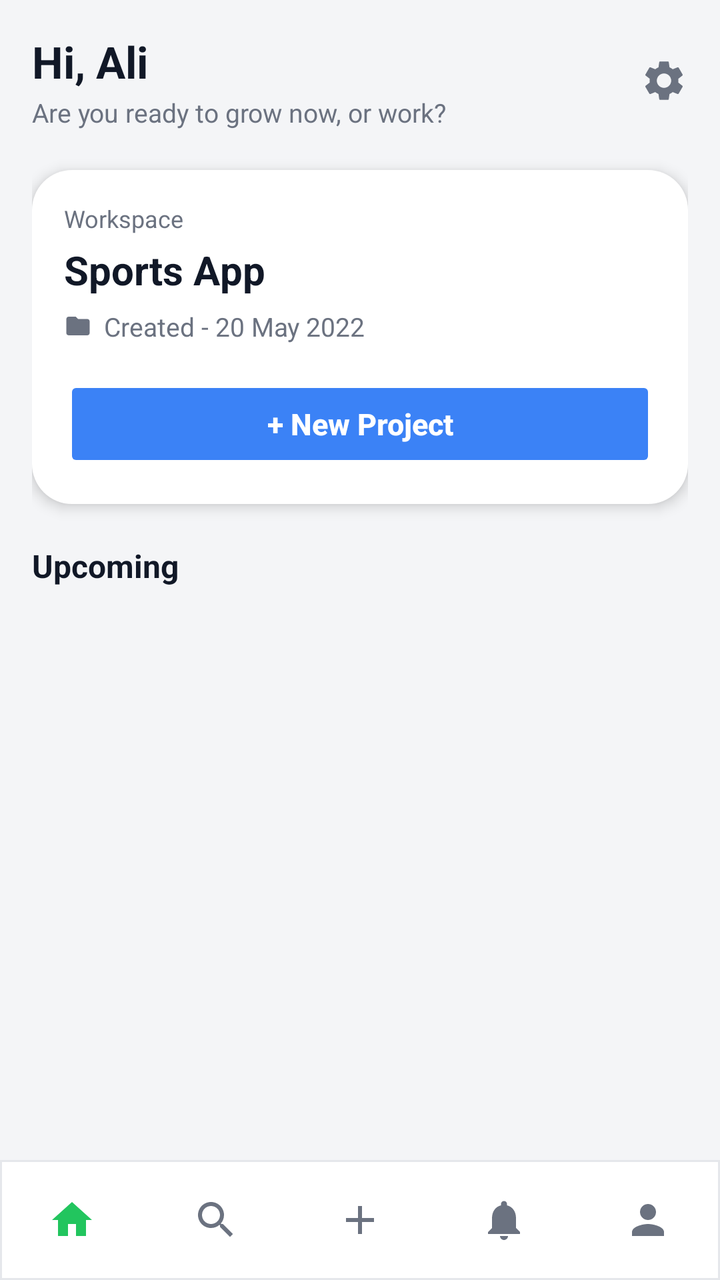
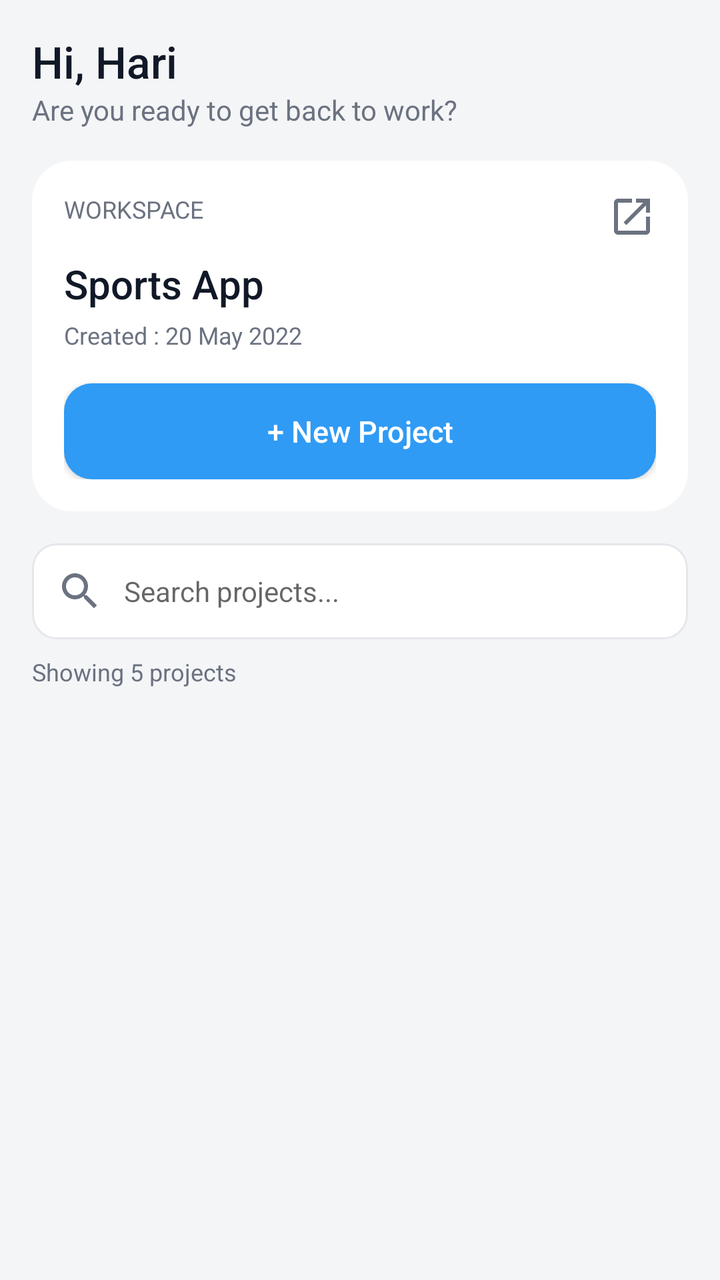

Before-and-after screenshots of an Android layout around one commit, followed by the original layout XML and the change that was made.
<!-- AndroidManifest.xml: activity theme Theme.TaskFlow -->
<!-- res/layout/activity_home.xml -->
<?xml version="1.0" encoding="utf-8"?>
<LinearLayout xmlns:android="http://schemas.android.com/apk/res/android"
    xmlns:app="http://schemas.android.com/apk/res-auto"
    android:layout_width="match_parent"
    android:layout_height="match_parent"
    android:orientation="vertical"
    android:background="@color/page_bg">

    <ScrollView
        android:layout_width="match_parent"
        android:layout_height="0dp"
        android:layout_weight="1"
        android:fillViewport="true">

        <LinearLayout
            android:layout_width="match_parent"
            android:layout_height="wrap_content"
            android:orientation="vertical"
            android:padding="16dp">

            
            <RelativeLayout
                android:layout_width="match_parent"
                android:layout_height="wrap_content"
                android:layout_marginBottom="20dp">

                <LinearLayout
                    android:layout_width="wrap_content"
                    android:layout_height="wrap_content"
                    android:layout_alignParentStart="true"
                    android:layout_centerVertical="true"
                    android:orientation="vertical">

                    <TextView
                        android:id="@+id/tv_welcome_label"
                        android:layout_width="wrap_content"
                        android:layout_height="wrap_content"
                        android:text="Hi, Ali"
                        android:textColor="@color/text_primary"
                        android:textSize="22sp"
                        android:textStyle="bold" />

                    <TextView
                        android:id="@+id/tv_welcome_name"
                        android:layout_width="wrap_content"
                        android:layout_height="wrap_content"
                        android:layout_marginTop="2dp"
                        android:text="Are you ready to grow now, or work?"
                        android:textColor="@color/text_secondary"
                        android:textSize="13sp" />

                </LinearLayout>

                <ImageView
                    android:id="@+id/iv_settings"
                    android:layout_width="24dp"
                    android:layout_height="24dp"
                    android:layout_alignParentEnd="true"
                    android:layout_centerVertical="true"
                    android:src="@drawable/ic_settings"
                    android:contentDescription="@string/toast_settings" />

            </RelativeLayout>

            
            <LinearLayout
                android:layout_width="match_parent"
                android:layout_height="wrap_content"
                android:orientation="vertical"
                android:background="@drawable/bg_card"
                android:elevation="4dp"
                android:padding="16dp"
                android:layout_marginBottom="20dp">

                <TextView
                    android:id="@+id/tv_workspace_label"
                    android:layout_width="wrap_content"
                    android:layout_height="wrap_content"
                    android:text="@string/workspace_label"
                    android:textColor="@color/text_secondary"
                    android:textSize="12sp" />

                <TextView
                    android:id="@+id/tv_workspace_title"
                    android:layout_width="wrap_content"
                    android:layout_height="wrap_content"
                    android:layout_marginTop="4dp"
                    android:text="@string/workspace_title"
                    android:textColor="@color/text_primary"
                    android:textSize="20sp"
                    android:textStyle="bold" />

                <LinearLayout
                    android:layout_width="wrap_content"
                    android:layout_height="wrap_content"
                    android:layout_marginTop="6dp"
                    android:orientation="horizontal"
                    android:gravity="center_vertical">

                    <ImageView
                        android:layout_width="14dp"
                        android:layout_height="14dp"
                        android:src="@drawable/ic_folder"
                        android:contentDescription="@null" />

                    <TextView
                        android:id="@+id/tv_workspace_files"
                        android:layout_width="wrap_content"
                        android:layout_height="wrap_content"
                        android:layout_marginStart="6dp"
                        android:text="@string/workspace_files"
                        android:textColor="@color/text_secondary"
                        android:textSize="13sp" />

                </LinearLayout>

                <LinearLayout
                    android:layout_width="match_parent"
                    android:layout_height="wrap_content"
                    android:layout_marginTop="16dp"
                    android:orientation="horizontal">

                    <Button
                        android:id="@+id/btn_new_project"
                        android:layout_width="match_parent"
                        android:layout_height="48dp"
                        android:backgroundTint="@color/bright_blue"
                        app:backgroundTint="@color/bright_blue"
                        android:text="@string/new_project"
                        android:textAllCaps="false"
                        android:textColor="@color/white"
                        android:textSize="15sp"
                        android:textStyle="bold"
                        app:cornerRadius="12dp"
                        android:stateListAnimator="@null" />

                    <Button
                        android:id="@+id/btn_invite"
                        android:layout_width="0dp"
                        android:layout_height="0dp"
                        android:visibility="gone"
                        android:text="@string/invite" />

                </LinearLayout>

            </LinearLayout>

            
            <TextView
                android:id="@+id/tv_upcoming_label"
                android:layout_width="wrap_content"
                android:layout_height="wrap_content"
                android:layout_marginBottom="12dp"
                android:text="@string/upcoming_label"
                android:textColor="@color/text_primary"
                android:textSize="16sp"
                android:textStyle="bold" />

            <LinearLayout
                android:id="@+id/ll_upcoming_container"
                android:layout_width="match_parent"
                android:layout_height="wrap_content"
                android:orientation="vertical" />

        </LinearLayout>

    </ScrollView>

    
    <LinearLayout
        android:layout_width="match_parent"
        android:layout_height="@dimen/bottom_nav_height"
        android:orientation="horizontal"
        android:background="@drawable/bg_bottom_nav"
        android:gravity="center_vertical">

        <ImageButton
            android:id="@+id/btn_nav_home"
            android:layout_width="0dp"
            android:layout_height="match_parent"
            android:layout_weight="1"
            android:background="?attr/selectableItemBackgroundBorderless"
            android:src="@drawable/ic_home"
            android:scaleType="centerInside"
            android:contentDescription="Home" />

        <ImageButton
            android:id="@+id/btn_nav_search"
            android:layout_width="0dp"
            android:layout_height="match_parent"
            android:layout_weight="1"
            android:background="?attr/selectableItemBackgroundBorderless"
            android:src="@drawable/ic_search"
            android:scaleType="centerInside"
            android:contentDescription="Search" />

        <ImageButton
            android:id="@+id/btn_nav_add"
            android:layout_width="0dp"
            android:layout_height="match_parent"
            android:layout_weight="1"
            android:background="?attr/selectableItemBackgroundBorderless"
            android:src="@drawable/ic_add"
            android:scaleType="centerInside"
            android:contentDescription="Add" />

        <ImageButton
            android:id="@+id/btn_nav_notifications"
            android:layout_width="0dp"
            android:layout_height="match_parent"
            android:layout_weight="1"
            android:background="?attr/selectableItemBackgroundBorderless"
            android:src="@drawable/ic_notifications"
            android:scaleType="centerInside"
            android:contentDescription="Notifications" />

        <ImageButton
            android:id="@+id/btn_nav_profile"
            android:layout_width="0dp"
            android:layout_height="match_parent"
            android:layout_weight="1"
            android:background="?attr/selectableItemBackgroundBorderless"
            android:src="@drawable/ic_profile"
            android:scaleType="centerInside"
            android:contentDescription="Profile" />

    </LinearLayout>

</LinearLayout>
<!-- resources referenced by this layout -->
<resources>
  <color name="bright_blue">#3B82F6</color>
  <dimen name="bottom_nav_height">60dp</dimen>
  <!-- drawable bg_bottom_nav (drawable) -->
  <?xml version="1.0" encoding="utf-8"?>
  <shape xmlns:android="http://schemas.android.com/apk/res/android">
      <solid android:color="@color/white" />
      <stroke android:width="1dp" android:color="@color/stroke_light" />
  </shape>
  <!-- drawable ic_add (drawable) -->
  <vector xmlns:android="http://schemas.android.com/apk/res/android"
      android:width="24dp"
      android:height="24dp"
      android:viewportWidth="24"
      android:viewportHeight="24"
      android:tint="#6B7280">
      <path
          android:fillColor="#FF000000"
          android:pathData="M19,13h-6v6h-2v-6H5v-2h6V5h2v6h6v2z" />
  </vector>
  <!-- drawable ic_folder (drawable) -->
  <vector xmlns:android="http://schemas.android.com/apk/res/android"
      android:width="16dp"
      android:height="16dp"
      android:viewportWidth="24"
      android:viewportHeight="24"
      android:tint="#6B7280">
      <path
          android:fillColor="#FF000000"
          android:pathData="M10,4H4c-1.1,0 -1.99,0.9 -1.99,2L2,18c0,1.1 0.9,2 2,2h16c1.1,0 2,-0.9 2,-2V8c0,-1.1 -0.9,-2 -2,-2h-8l-2,-2z" />
  </vector>
  <!-- drawable ic_home (drawable) -->
  <vector xmlns:android="http://schemas.android.com/apk/res/android"
      android:width="24dp"
      android:height="24dp"
      android:viewportWidth="24"
      android:viewportHeight="24"
      android:tint="#22C55E">
      <path
          android:fillColor="#FF000000"
          android:pathData="M10,20v-6h4v6h5v-8h3L12,3L2,12h3v8z" />
  </vector>
  <!-- drawable ic_notifications (drawable) -->
  <vector xmlns:android="http://schemas.android.com/apk/res/android"
      android:width="24dp"
      android:height="24dp"
      android:viewportWidth="24"
      android:viewportHeight="24"
      android:tint="#6B7280">
      <path
          android:fillColor="#FF000000"
          android:pathData="M12,22c1.1,0 2,-0.9 2,-2h-4C10,21.1 10.9,22 12,22zM18,16v-5c0,-3.07 -1.64,-5.64 -4.5,-6.32V4c0,-0.83 -0.67,-1.5 -1.5,-1.5s-1.5,0.67 -1.5,1.5v0.68C7.63,5.36 6,7.92 6,11v5l-2,2v1h16v-1L18,16z" />
  </vector>
  <!-- drawable ic_profile (drawable) -->
  <vector xmlns:android="http://schemas.android.com/apk/res/android"
      android:width="24dp"
      android:height="24dp"
      android:viewportWidth="24"
      android:viewportHeight="24"
      android:tint="#6B7280">
      <path
          android:fillColor="#FF000000"
          android:pathData="M12,12c2.21,0 4,-1.79 4,-4s-1.79,-4 -4,-4S8,5.79 8,8S9.79,12 12,12zM12,14c-2.67,0 -8,1.34 -8,4v2h16v-2C20,15.34 14.67,14 12,14z" />
  </vector>
  <!-- drawable ic_settings (drawable) -->
  <vector xmlns:android="http://schemas.android.com/apk/res/android"
      android:width="24dp"
      android:height="24dp"
      android:viewportWidth="24"
      android:viewportHeight="24"
      android:tint="#6B7280">
      <path
          android:fillColor="#FF000000"
          android:pathData="M19.14,12.94c0.04,-0.3 0.06,-0.61 0.06,-0.94c0,-0.32 -0.02,-0.64 -0.07,-0.94l2.03,-1.58c0.18,-0.14 0.23,-0.41 0.12,-0.61l-1.92,-3.32c-0.12,-0.22 -0.37,-0.29 -0.59,-0.22l-2.39,0.96c-0.5,-0.38 -1.03,-0.7 -1.62,-0.94L14.4,2.81c-0.04,-0.24 -0.24,-0.41 -0.48,-0.41h-3.84c-0.24,0 -0.43,0.17 -0.47,0.41L9.25,5.35C8.66,5.59 8.12,5.92 7.63,6.29L5.24,5.33c-0.22,-0.08 -0.47,0 -0.59,0.22L2.74,8.87C2.62,9.08 2.66,9.34 2.86,9.48l2.03,1.58C4.84,11.36 4.8,11.69 4.8,12s0.02,0.64 0.07,0.94l-2.03,1.58c-0.18,0.14 -0.23,0.41 -0.12,0.61l1.92,3.32c0.12,0.22 0.37,0.29 0.59,0.22l2.39,-0.96c0.5,0.38 1.03,0.7 1.62,0.94l0.36,2.54c0.05,0.24 0.24,0.41 0.48,0.41h3.84c0.24,0 0.44,-0.17 0.47,-0.41l0.36,-2.54c0.59,-0.24 1.13,-0.56 1.62,-0.94l2.39,0.96c0.22,0.08 0.47,0 0.59,-0.22l1.92,-3.32c0.12,-0.22 0.07,-0.47 -0.12,-0.61L19.14,12.94zM12,15.6c-1.98,0 -3.6,-1.62 -3.6,-3.6s1.62,-3.6 3.6,-3.6s3.6,1.62 3.6,3.6S13.98,15.6 12,15.6z" />
  </vector>
  <string name="invite">Invite</string>
  <string name="toast_settings">Settings</string>
  <string name="upcoming_label">Upcoming</string>
  <string name="workspace_files">Created - 20 May 2022</string>
  <color name="stroke_light">#E5E7EB</color>
  <!-- unchanged entries left out for length: 13 -->
</resources>

<!-- the commit's change to res/layout/activity_home.xml (unified diff, before → after) -->
@@ -1,229 +1,140 @@
 <?xml version="1.0" encoding="utf-8"?>
 <LinearLayout xmlns:android="http://schemas.android.com/apk/res/android"
     xmlns:app="http://schemas.android.com/apk/res-auto"
+    android:id="@+id/main"
     android:layout_width="match_parent"
     android:layout_height="match_parent"
+    android:background="@color/page_bg"
     android:orientation="vertical"
-    android:background="@color/page_bg">
+    android:padding="16dp">
 
-    <ScrollView
+    
+    <TextView
         android:layout_width="match_parent"
-        android:layout_height="0dp"
-        android:layout_weight="1"
-        android:fillViewport="true">
+        android:layout_height="wrap_content"
+        android:fontFamily="sans-serif-medium"
+        android:text="@string/welcome_label"
+        android:textColor="@color/text_primary"
+        android:textSize="22sp" />
 
-        <LinearLayout
-            android:layout_width="match_parent"
-            android:layout_height="wrap_content"
-            android:orientation="vertical"
-            android:padding="16dp">
-
-            
-            <RelativeLayout
-                android:layout_width="match_parent"
-                android:layout_height="wrap_content"
-                android:layout_marginBottom="20dp">
-
-                <LinearLayout
-                    android:layout_width="wrap_content"
-                    android:layout_height="wrap_content"
-                    android:layout_alignParentStart="true"
-                    android:layout_centerVertical="true"
-                    android:orientation="vertical">
-
-                    <TextView
-                        android:id="@+id/tv_welcome_label"
-                        android:layout_width="wrap_content"
-                        android:layout_height="wrap_content"
-                        android:text="Hi, Ali"
-                        android:textColor="@color/text_primary"
-                        android:textSize="22sp"
-                        android:textStyle="bold" />
-
-                    <TextView
-                        android:id="@+id/tv_welcome_name"
-                        android:layout_width="wrap_content"
-                        android:layout_height="wrap_content"
-                        android:layout_marginTop="2dp"
-                        android:text="Are you ready to grow now, or work?"
-                        android:textColor="@color/text_secondary"
-                        android:textSize="13sp" />
-
-                </LinearLayout>
-
-                <ImageView
-                    android:id="@+id/iv_settings"
-                    android:layout_width="24dp"
-                    android:layout_height="24dp"
-                    android:layout_alignParentEnd="true"
-                    android:layout_centerVertical="true"
-                    android:src="@drawable/ic_settings"
-                    android:contentDescription="@string/toast_settings" />
-
-            </RelativeLayout>
-
-            
-            <LinearLayout
-                android:layout_width="match_parent"
-                android:layout_height="wrap_content"
-                android:orientation="vertical"
-                android:background="@drawable/bg_card"
-                android:elevation="4dp"
-                android:padding="16dp"
-                android:layout_marginBottom="20dp">
-
-                <TextView
-                    android:id="@+id/tv_workspace_label"
-                    android:layout_width="wrap_content"
-                    android:layout_height="wrap_content"
-                    android:text="@string/workspace_label"
-                    android:textColor="@color/text_secondary"
-                    android:textSize="12sp" />
-
-                <TextView
-                    android:id="@+id/tv_workspace_title"
-                    android:layout_width="wrap_content"
-                    android:layout_height="wrap_content"
-                    android:layout_marginTop="4dp"
-                    android:text="@string/workspace_title"
-                    android:textColor="@color/text_primary"
-                    android:textSize="20sp"
-                    android:textStyle="bold" />
-
-                <LinearLayout
-                    android:layout_width="wrap_content"
-                    android:layout_height="wrap_content"
-                    android:layout_marginTop="6dp"
-                    android:orientation="horizontal"
-                    android:gravity="center_vertical">
-
-                    <ImageView
-                        android:layout_width="14dp"
-                        android:layout_height="14dp"
-                        android:src="@drawable/ic_folder"
-                        android:contentDescription="@null" />
-
-                    <TextView
-                        android:id="@+id/tv_workspace_files"
-                        android:layout_width="wrap_content"
-                        android:layout_height="wrap_content"
-                        android:layout_marginStart="6dp"
-                        android:text="@string/workspace_files"
-                        android:textColor="@color/text_secondary"
-                        android:textSize="13sp" />
-
-                </LinearLayout>
-
-                <LinearLayout
-                    android:layout_width="match_parent"
-                    android:layout_height="wrap_content"
-                    android:layout_marginTop="16dp"
-                    android:orientation="horizontal">
-
-                    <Button
-                        android:id="@+id/btn_new_project"
-                        android:layout_width="match_parent"
-                        android:layout_height="48dp"
-                        android:backgroundTint="@color/bright_blue"
-                        app:backgroundTint="@color/bright_blue"
-                        android:text="@string/new_project"
-                        android:textAllCaps="false"
-                        android:textColor="@color/white"
-                        android:textSize="15sp"
-                        android:textStyle="bold"
-                        app:cornerRadius="12dp"
-                        android:stateListAnimator="@null" />
-
-                    <Button
-                        android:id="@+id/btn_invite"
-                        android:layout_width="0dp"
-                        android:layout_height="0dp"
-                        android:visibility="gone"
-                        android:text="@string/invite" />
-
-                </LinearLayout>
-
-            </LinearLayout>
-
-            
-            <TextView
-                android:id="@+id/tv_upcoming_label"
-                android:layout_width="wrap_content"
-                android:layout_height="wrap_content"
-                android:layout_marginBottom="12dp"
-                android:text="@string/upcoming_label"
-                android:textColor="@color/text_primary"
-                android:textSize="16sp"
-                android:textStyle="bold" />
-
-            <LinearLayout
-                android:id="@+id/ll_upcoming_container"
-                android:layout_width="match_parent"
-                android:layout_height="wrap_content"
-                android:orientation="vertical" />
-
-        </LinearLayout>
-
-    </ScrollView>
+    <TextView
+        android:layout_width="match_parent"
+        android:layout_height="wrap_content"
+        android:layout_marginBottom="16dp"
+        android:text="@string/welcome_subtitle"
+        android:textColor="@color/text_secondary"
+        android:textSize="14sp" />
 
     
     <LinearLayout
         android:layout_width="match_parent"
-        android:layout_height="@dimen/bottom_nav_height"
-        android:orientation="horizontal"
-        android:background="@drawable/bg_bottom_nav"
-        android:gravity="center_vertical">
+        android:layout_height="wrap_content"
+        android:layout_marginBottom="16dp"
+        android:background="@drawable/bg_card"
+        android:orientation="vertical"
+        android:padding="16dp">
 
-        <ImageButton
-            android:id="@+id/btn_nav_home"
-            android:layout_width="0dp"
-            android:layout_height="match_parent"
-            android:layout_weight="1"
-            android:background="?attr/selectableItemBackgroundBorderless"
-            android:src="@drawable/ic_home"
-            android:scaleType="centerInside"
-            android:contentDescription="Home" />
+        <RelativeLayout
+            android:layout_width="match_parent"
+            android:layout_height="wrap_content"
+            android:layout_marginBottom="8dp">
 
-        <ImageButton
-            android:id="@+id/btn_nav_search"
-            android:layout_width="0dp"
-            android:layout_height="match_parent"
-            android:layout_weight="1"
-            android:background="?attr/selectableItemBackgroundBorderless"
-            android:src="@drawable/ic_search"
-            android:scaleType="centerInside"
-            android:contentDescription="Search" />
+            <TextView
+                android:layout_width="wrap_content"
+                android:layout_height="wrap_content"
+                android:text="@string/workspace_label"
+                android:textColor="@color/text_muted"
+                android:textSize="12sp"
+                android:textAllCaps="true" />
 
-        <ImageButton
-            android:id="@+id/btn_nav_add"
-            android:layout_width="0dp"
-            android:layout_height="match_parent"
-            android:layout_weight="1"
-            android:background="?attr/selectableItemBackgroundBorderless"
-            android:src="@drawable/ic_add"
-            android:scaleType="centerInside"
-            android:contentDescription="Add" />
+            <ImageView
+                android:layout_width="24dp"
+                android:layout_height="24dp"
+                android:layout_alignParentEnd="true"
+                android:contentDescription="@null"
+                android:src="@drawable/ic_arrow_up_right"
+                app:tint="@color/text_muted" />
+        </RelativeLayout>
 
-        <ImageButton
-            android:id="@+id/btn_nav_notifications"
-            android:layout_width="0dp"
-            android:layout_height="match_parent"
-            android:layout_weight="1"
-            android:background="?attr/selectableItemBackgroundBorderless"
-            android:src="@drawable/ic_notifications"
-            android:scaleType="centerInside"
-            android:contentDescription="Notifications" />
+        <TextView
+            android:layout_width="match_parent"
+            android:layout_height="wrap_content"
+            android:layout_marginBottom="4dp"
+            android:fontFamily="sans-serif-medium"
+            android:text="@string/workspace_title"
+            android:textColor="@color/text_primary"
+            android:textSize="20sp" />
 
-        <ImageButton
-            android:id="@+id/btn_nav_profile"
-            android:layout_width="0dp"
-            android:layout_height="match_parent"
-            android:layout_weight="1"
-            android:background="?attr/selectableItemBackgroundBorderless"
-            android:src="@drawable/ic_profile"
-            android:scaleType="centerInside"
-            android:contentDescription="Profile" />
+        <TextView
+            android:layout_width="match_parent"
+            android:layout_height="wrap_content"
+            android:layout_marginBottom="16dp"
+            android:text="@string/workspace_created"
+            android:textColor="@color/text_secondary"
+            android:textSize="12sp" />
 
+        <Button
+            android:id="@+id/btn_new_project"
+            android:layout_width="match_parent"
+            android:layout_height="48dp"
+            android:background="@drawable/bg_btn_primary"
+            android:text="@string/new_project"
+            android:textAllCaps="false"
+            android:textColor="@color/white"
+            android:textSize="15sp" />
     </LinearLayout>
 
+    
+    <EditText
+        android:id="@+id/et_search_projects"
+        android:layout_width="match_parent"
+        android:layout_height="48dp"
+        android:layout_marginBottom="8dp"
+        android:autofillHints=""
+        android:background="@drawable/bg_search_box"
+        android:drawableStart="@drawable/ic_search"
+        android:drawablePadding="10dp"
+        android:hint="@string/search_projects_hint"
+        android:imeOptions="actionSearch"
+        android:inputType="text"
+        android:paddingHorizontal="12dp"
+        android:textColor="@color/text_primary"
+        android:textSize="14sp" />
+
+    <TextView
+        android:id="@+id/tv_showing_count"
+        android:layout_width="match_parent"
+        android:layout_height="wrap_content"
+        android:layout_marginBottom="8dp"
+        android:text="Showing 5 projects"
+        android:textColor="@color/text_secondary"
+        android:textSize="12sp" />
+
+    
+    <FrameLayout
+        android:layout_width="match_parent"
+        android:layout_height="0dp"
+        android:layout_weight="1">
+
+        <ListView
+            android:id="@+id/lv_projects"
+            android:layout_width="match_parent"
+            android:layout_height="match_parent"
+            android:clipToPadding="false"
+            android:divider="@null"
+            android:dividerHeight="12dp"
+            android:paddingBottom="16dp" />
+
+        <TextView
+            android:id="@+id/tv_empty_projects"
+            android:layout_width="match_parent"
+            android:layout_height="wrap_content"
+            android:layout_gravity="center"
+            android:gravity="center"
+            android:text="@string/no_projects_match"
+            android:textColor="@color/text_secondary"
+            android:textSize="14sp"
+            android:visibility="gone" />
+    </FrameLayout>
+
 </LinearLayout>
<!-- resource entries referenced after the edit -->
@@ -1,84 +1,38 @@
 <!-- resources referenced by this layout -->
 <resources>
-  <color name="bright_blue">#3B82F6</color>
-  <dimen name="bottom_nav_height">60dp</dimen>
-  <!-- drawable bg_bottom_nav (drawable) -->
+  <color name="text_muted">#6B7280</color>
+  <!-- drawable bg_btn_primary (drawable) -->
   <?xml version="1.0" encoding="utf-8"?>
-  <shape xmlns:android="http://schemas.android.com/apk/res/android">
+  <shape xmlns:android="http://schemas.android.com/apk/res/android"
+      android:shape="rectangle">
+      <solid android:color="@color/primary_blue" />
+      <corners android:radius="14dp" />
+  </shape>
+  <!-- drawable bg_search_box (drawable) -->
+  <?xml version="1.0" encoding="utf-8"?>
+  <shape xmlns:android="http://schemas.android.com/apk/res/android"
+      android:shape="rectangle">
       <solid android:color="@color/white" />
-      <stroke android:width="1dp" android:color="@color/stroke_light" />
+      <stroke android:width="1dp" android:color="@color/card_stroke" />
+      <corners android:radius="12dp" />
   </shape>
-  <!-- drawable ic_add (drawable) -->
+  <!-- drawable ic_arrow_up_right (drawable) -->
   <vector xmlns:android="http://schemas.android.com/apk/res/android"
       android:width="24dp"
       android:height="24dp"
       android:viewportWidth="24"
-      android:viewportHeight="24"
-      android:tint="#6B7280">
-      <path
-          android:fillColor="#FF000000"
-          android:pathData="M19,13h-6v6h-2v-6H5v-2h6V5h2v6h6v2z" />
+      android:viewportHeight="24">
+    <path
+        android:fillColor="#000000"
+        android:pathData="M14,3v2h3.59l-9.83,9.83 1.41,1.41L19,6.41V10h2V3zM19,19H5V5h7V3H5c-1.1,0 -2,0.9 -2,2v14c0,1.1 0.9,2 2,2h14c1.1,0 2,-0.9 2,-2v-7h-2v7z"/>
   </vector>
-  <!-- drawable ic_folder (drawable) -->
-  <vector xmlns:android="http://schemas.android.com/apk/res/android"
-      android:width="16dp"
-      android:height="16dp"
-      android:viewportWidth="24"
-      android:viewportHeight="24"
-      android:tint="#6B7280">
-      <path
-          android:fillColor="#FF000000"
-          android:pathData="M10,4H4c-1.1,0 -1.99,0.9 -1.99,2L2,18c0,1.1 0.9,2 2,2h16c1.1,0 2,-0.9 2,-2V8c0,-1.1 -0.9,-2 -2,-2h-8l-2,-2z" />
-  </vector>
-  <!-- drawable ic_home (drawable) -->
-  <vector xmlns:android="http://schemas.android.com/apk/res/android"
-      android:width="24dp"
-      android:height="24dp"
-      android:viewportWidth="24"
-      android:viewportHeight="24"
-      android:tint="#22C55E">
-      <path
-          android:fillColor="#FF000000"
-          android:pathData="M10,20v-6h4v6h5v-8h3L12,3L2,12h3v8z" />
-  </vector>
-  <!-- drawable ic_notifications (drawable) -->
-  <vector xmlns:android="http://schemas.android.com/apk/res/android"
-      android:width="24dp"
-      android:height="24dp"
-      android:viewportWidth="24"
-      android:viewportHeight="24"
-      android:tint="#6B7280">
-      <path
-          android:fillColor="#FF000000"
-          android:pathData="M12,22c1.1,0 2,-0.9 2,-2h-4C10,21.1 10.9,22 12,22zM18,16v-5c0,-3.07 -1.64,-5.64 -4.5,-6.32V4c0,-0.83 -0.67,-1.5 -1.5,-1.5s-1.5,0.67 -1.5,1.5v0.68C7.63,5.36 6,7.92 6,11v5l-2,2v1h16v-1L18,16z" />
-  </vector>
-  <!-- drawable ic_profile (drawable) -->
-  <vector xmlns:android="http://schemas.android.com/apk/res/android"
-      android:width="24dp"
-      android:height="24dp"
-      android:viewportWidth="24"
-      android:viewportHeight="24"
-      android:tint="#6B7280">
-      <path
-          android:fillColor="#FF000000"
-          android:pathData="M12,12c2.21,0 4,-1.79 4,-4s-1.79,-4 -4,-4S8,5.79 8,8S9.79,12 12,12zM12,14c-2.67,0 -8,1.34 -8,4v2h16v-2C20,15.34 14.67,14 12,14z" />
-  </vector>
-  <!-- drawable ic_settings (drawable) -->
-  <vector xmlns:android="http://schemas.android.com/apk/res/android"
-      android:width="24dp"
-      android:height="24dp"
-      android:viewportWidth="24"
-      android:viewportHeight="24"
-      android:tint="#6B7280">
-      <path
-          android:fillColor="#FF000000"
-          android:pathData="M19.14,12.94c0.04,-0.3 0.06,-0.61 0.06,-0.94c0,-0.32 -0.02,-0.64 -0.07,-0.94l2.03,-1.58c0.18,-0.14 0.23,-0.41 0.12,-0.61l-1.92,-3.32c-0.12,-0.22 -0.37,-0.29 -0.59,-0.22l-2.39,0.96c-0.5,-0.38 -1.03,-0.7 -1.62,-0.94L14.4,2.81c-0.04,-0.24 -0.24,-0.41 -0.48,-0.41h-3.84c-0.24,0 -0.43,0.17 -0.47,0.41L9.25,5.35C8.66,5.59 8.12,5.92 7.63,6.29L5.24,5.33c-0.22,-0.08 -0.47,0 -0.59,0.22L2.74,8.87C2.62,9.08 2.66,9.34 2.86,9.48l2.03,1.58C4.84,11.36 4.8,11.69 4.8,12s0.02,0.64 0.07,0.94l-2.03,1.58c-0.18,0.14 -0.23,0.41 -0.12,0.61l1.92,3.32c0.12,0.22 0.37,0.29 0.59,0.22l2.39,-0.96c0.5,0.38 1.03,0.7 1.62,0.94l0.36,2.54c0.05,0.24 0.24,0.41 0.48,0.41h3.84c0.24,0 0.44,-0.17 0.47,-0.41l0.36,-2.54c0.59,-0.24 1.13,-0.56 1.62,-0.94l2.39,0.96c0.22,0.08 0.47,0 0.59,-0.22l1.92,-3.32c0.12,-0.22 0.07,-0.47 -0.12,-0.61L19.14,12.94zM12,15.6c-1.98,0 -3.6,-1.62 -3.6,-3.6s1.62,-3.6 3.6,-3.6s3.6,1.62 3.6,3.6S13.98,15.6 12,15.6z" />
-  </vector>
-  <string name="invite">Invite</string>
-  <string name="toast_settings">Settings</string>
-  <string name="upcoming_label">Upcoming</string>
-  <string name="workspace_files">Created - 20 May 2022</string>
-  <color name="stroke_light">#E5E7EB</color>
+  <string name="no_projects_match">No projects match your search</string>
+  <string name="search_projects_hint">Search projects...</string>
+  <string name="welcome_label">Hi, Hari</string>
+  <string name="welcome_subtitle">Are you ready to get back to work?</string>
+  <string name="workspace_created">Created : 20 May 2022</string>
+  <color name="primary_blue">#2F9BF5</color>
+  <color name="card_stroke">#E5E7EB</color>
   <!-- unchanged entries left out for length: 13 -->
 </resources>
 
